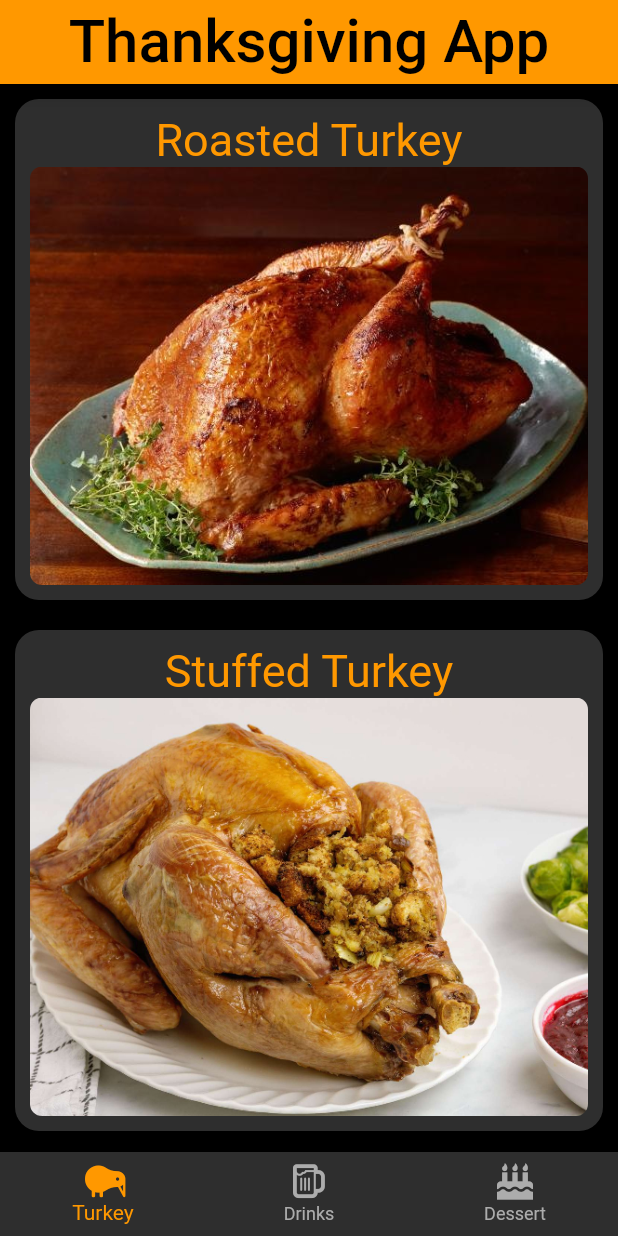
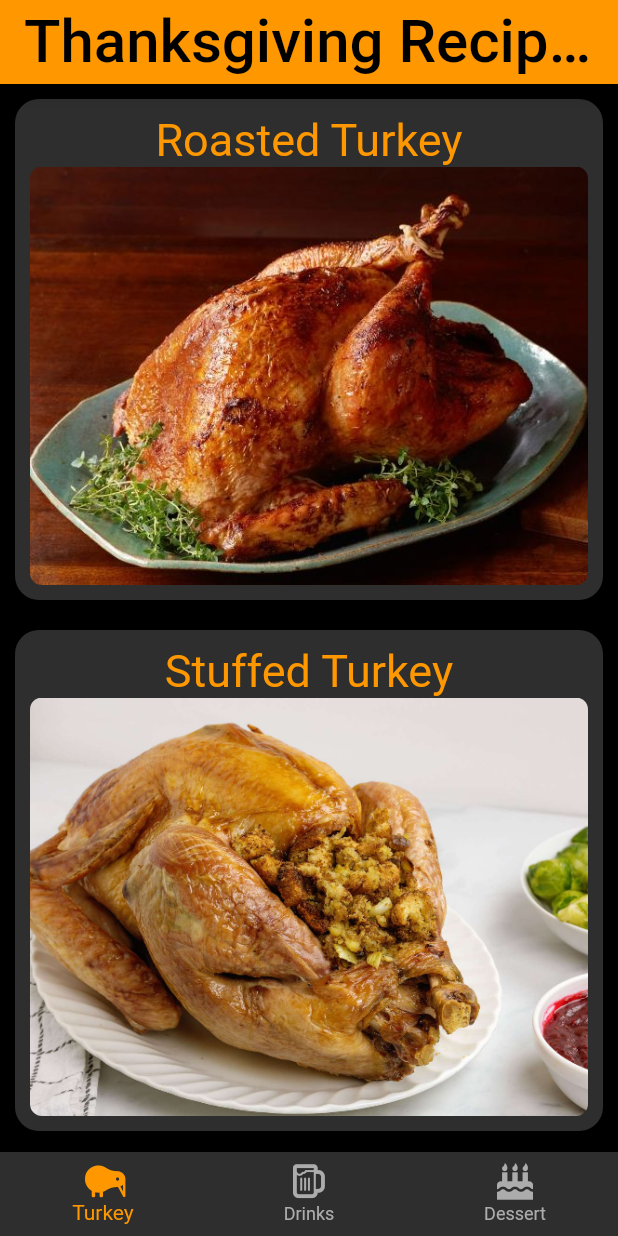
Before and after one commit to MatthewGreenspun/thanksgiving-app-project, a Flutter app: the screen it shows after launch, on a phone screen of 412 x 824 dp. Run offline on Flutter 3.47's test engine with Material 2 defaults, Android fonts, the phone set to English and light mode, and no system bars; our stand-ins replace google_fonts; Roboto replaces fonts that are missing (Acme).

Commit message:
changed appbar title

```diff
--- a/lib/main.dart
+++ b/lib/main.dart
@@ -13,7 +13,7 @@ class MyApp extends StatelessWidget {
   @override
   Widget build(BuildContext context) {
     return MaterialApp(
-      title: 'Thanksgiving App',
+      title: 'Thanksgiving Recipes',
       theme: ThemeData(
         scaffoldBackgroundColor: Colors.black,
         primarySwatch: Colors.orange,
@@ -55,7 +55,7 @@ class _MyHomePageState extends State<MyHomePage> {
   @override
   Widget build(BuildContext context) {
     return Scaffold(
-      appBar: ThanksgivingAppBar("Thanksgiving App"),
+      appBar: ThanksgivingAppBar("Thanksgiving Recipes"),
       body: ListView(
           scrollDirection: Axis.vertical, children: _cards[_selectedIdx]),
       bottomNavigationBar: BottomNavigationBar(
```
